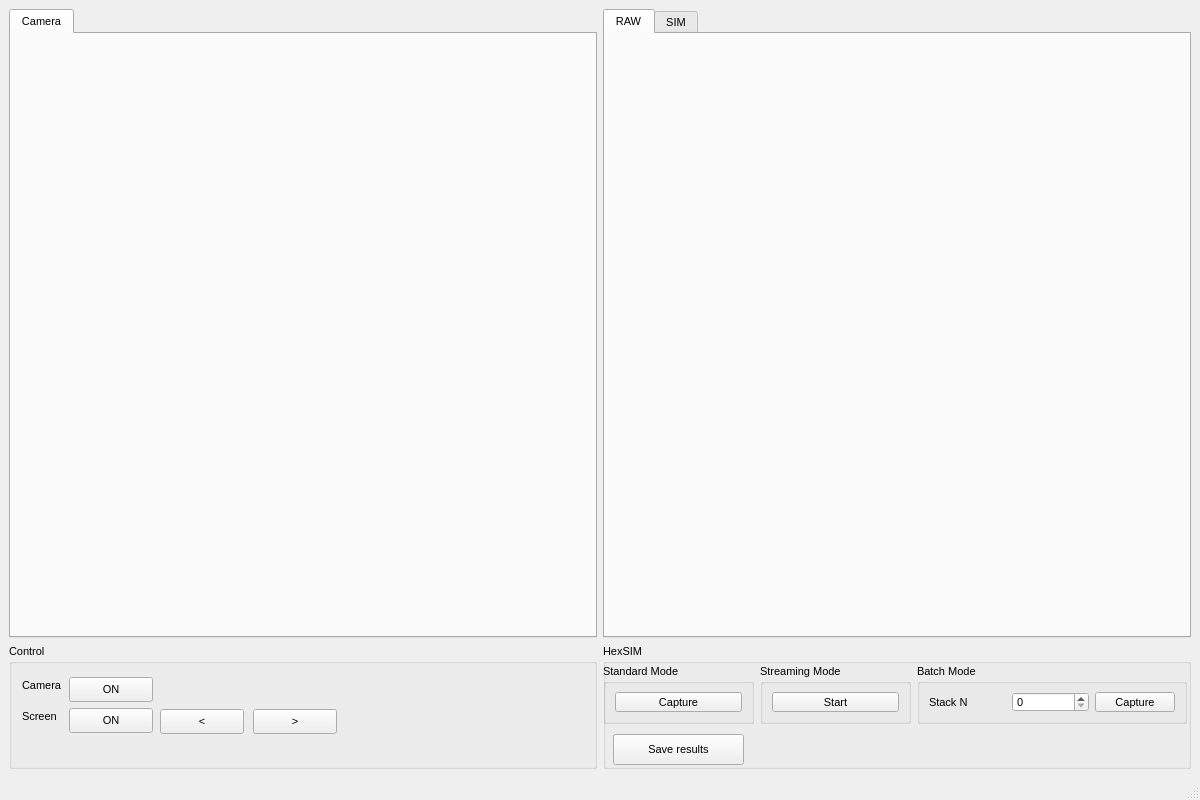
Old version of the form hexsim_measurement.ui in the repository imperial-photonics/HexSimInstrument.
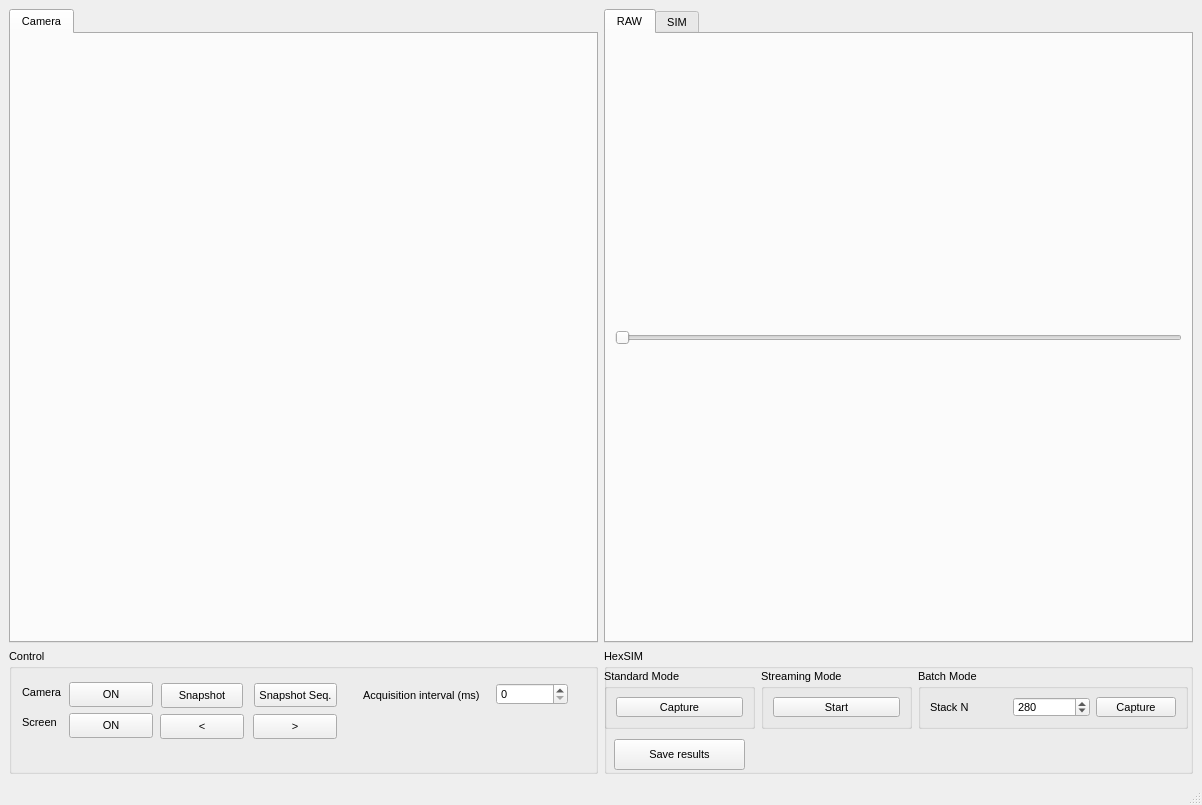
New version of the form. The open tabs and pages were chosen to show the change.

Commit message: Add standard measurement: display patterns on the screen and acquire images sequentially.

```diff
--- a/hexsim_measurement.ui
+++ b/hexsim_measurement.ui
@@ -6,8 +6,8 @@
    <rect>
     <x>0</x>
     <y>0</y>
-    <width>1200</width>
-    <height>800</height>
+    <width>1202</width>
+    <height>805</height>
    </rect>
   </property>
   <property name="minimumSize">
@@ -22,7 +22,7 @@
   <widget class="QWidget" name="centralwidget">
    <layout class="QGridLayout" name="gridLayout">
     <item row="0" column="0">
-     <widget class="QTabWidget" name="tabWidget">
+     <widget class="QTabWidget" name="imgStreamTabW">
       <property name="font">
        <font>
         <pointsize>8</pointsize>
@@ -35,6 +35,53 @@
        <attribute name="title">
         <string>Camera</string>
        </attribute>
+       <layout class="QGridLayout" name="gridLayout_8">
+        <item row="0" column="0">
+         <layout class="QGridLayout" name="imgStreamLayout"/>
+        </item>
+       </layout>
+      </widget>
+     </widget>
+    </item>
+    <item row="0" column="2">
+     <widget class="QTabWidget" name="imgCaptured_2">
+      <property name="enabled">
+       <bool>true</bool>
+      </property>
+      <property name="font">
+       <font>
+        <pointsize>8</pointsize>
+       </font>
+      </property>
+      <property name="currentIndex">
+       <number>0</number>
+      </property>
+      <widget class="QWidget" name="imgCapturedTab">
+       <attribute name="title">
+        <string>RAW</string>
+       </attribute>
+       <layout class="QGridLayout" name="gridLayout_10">
+        <item row="0" column="0">
+         <layout class="QGridLayout" name="rawImageLayout"/>
+        </item>
+        <item row="1" column="0">
+         <widget class="QSlider" name="rawImageSlider">
+          <property name="orientation">
+           <enum>Qt::Horizontal</enum>
+          </property>
+         </widget>
+        </item>
+       </layout>
+      </widget>
+      <widget class="QWidget" name="imgReconstructedTab">
+       <attribute name="title">
+        <string>SIM</string>
+       </attribute>
+       <layout class="QGridLayout" name="gridLayout_2">
+        <item row="0" column="0">
+         <layout class="QGridLayout" name="simImageLayout"/>
+        </item>
+       </layout>
       </widget>
      </widget>
     </item>
@@ -190,6 +237,12 @@
                  <pointsize>8</pointsize>
                 </font>
                </property>
+               <property name="maximum">
+                <number>560</number>
+               </property>
+               <property name="value">
+                <number>280</number>
+               </property>
               </widget>
              </item>
             </layout>
@@ -239,31 +292,6 @@
       </widget>
      </widget>
     </item>
-    <item row="0" column="2">
-     <widget class="QTabWidget" name="imgCaptured_2">
-      <property name="enabled">
-       <bool>true</bool>
-      </property>
-      <property name="font">
-       <font>
-        <pointsize>8</pointsize>
-       </font>
-      </property>
-      <property name="currentIndex">
-       <number>1</number>
-      </property>
-      <widget class="QWidget" name="imgCapturedTab">
-       <attribute name="title">
-        <string>RAW</string>
-       </attribute>
-      </widget>
-      <widget class="QWidget" name="imgReconstructedTab">
-       <attribute name="title">
-        <string>SIM</string>
-       </attribute>
-      </widget>
-     </widget>
-    </item>
     <item row="1" column="0">
      <widget class="QGroupBox" name="groupBox_3">
       <property name="sizePolicy">
@@ -290,7 +318,7 @@
        <property name="geometry">
         <rect>
          <x>13</x>
-         <y>64</y>
+         <y>65</y>
          <width>36</width>
          <height>16</height>
         </rect>
@@ -352,7 +380,7 @@
        <property name="geometry">
         <rect>
          <x>13</x>
-         <y>33</y>
+         <y>35</y>
          <width>41</width>
          <height>16</height>
         </rect>
@@ -384,6 +412,55 @@
         <string>ON</string>
        </property>
       </widget>
+      <widget class="QPushButton" name="snapshotButton">
+       <property name="geometry">
+        <rect>
+         <x>152</x>
+         <y>34</y>
+         <width>82</width>
+         <height>25</height>
+        </rect>
+       </property>
+       <property name="text">
+        <string>Snapshot</string>
+       </property>
+      </widget>
+      <widget class="QPushButton" name="snapshotSeqButton">
+       <property name="geometry">
+        <rect>
+         <x>245</x>
+         <y>34</y>
+         <width>83</width>
+         <height>24</height>
+        </rect>
+       </property>
+       <property name="text">
+        <string>Snapshot Seq.</string>
+       </property>
+      </widget>
+      <widget class="QSpinBox" name="intervalTimeInput">
+       <property name="geometry">
+        <rect>
+         <x>487</x>
+         <y>34</y>
+         <width>72</width>
+         <height>22</height>
+        </rect>
+       </property>
+      </widget>
+      <widget class="QLabel" name="label">
+       <property name="geometry">
+        <rect>
+         <x>354</x>
+         <y>38</y>
+         <width>127</width>
+         <height>16</height>
+        </rect>
+       </property>
+       <property name="text">
+        <string>Acquisition interval (ms)</string>
+       </property>
+      </widget>
      </widget>
     </item>
    </layout>
```
The commit also changes 6 other files.
